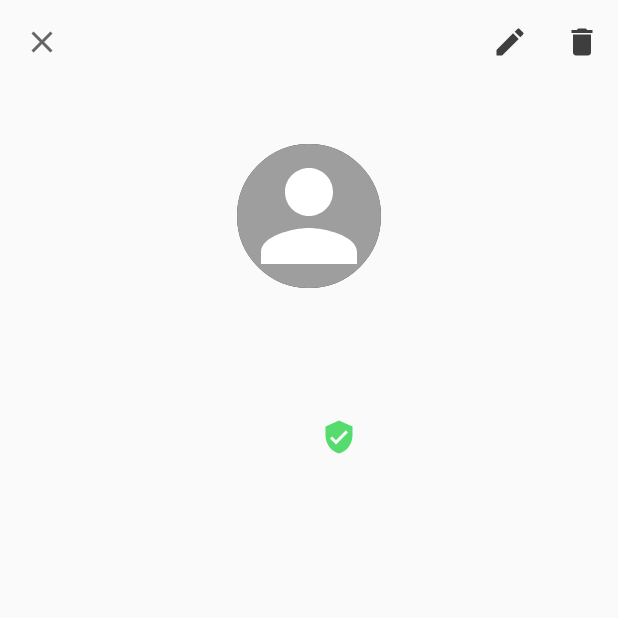
After one commit to ksinsangre/travelplan, an Android app: the AdminProfileActivity screen opened directly, with no data from a screen before it, on a phone screen of 412 x 824 dp, the top half of it. The commit adds this screen. Run offline under Robolectric (Android 15) with nearby library versions, the phone set to English and light mode, and no system bars; our stand-ins replace CircleImageView, Firebase (no records; nobody signed in at launch, a user with empty details on screens opened directly); pictures from the network do not load; 1 statement that could not run was skipped.

Commit message:
admin: edit and delete users

```diff
--- a/app/src/main/kotlin/com/nelsito/travelplan/domain/UserRepository.kt
+++ b/app/src/main/kotlin/com/nelsito/travelplan/domain/UserRepository.kt
@@ -3,9 +3,12 @@ package com.nelsito.travelplan.domain
 import com.nelsito.travelplan.domain.users.LoggedInUser
 import com.nelsito.travelplan.domain.users.TravelUser
 import com.nelsito.travelplan.infra.UserResponse
+import com.nelsito.travelplan.user.list.UserListItem
 
 interface UserRepository {
     suspend fun loadUser(): TravelUser
     fun getCurrentUser(): LoggedInUser
     suspend fun getUserList(): List<UserResponse>
+    suspend fun update(user: UserListItem)
+    suspend fun deleteUser(user: UserListItem)
 }
--- a/app/src/main/kotlin/com/nelsito/travelplan/infra/UserAdminResponse.kt
+++ b/app/src/main/kotlin/com/nelsito/travelplan/infra/UserAdminResponse.kt
@@ -2,4 +2,4 @@ package com.nelsito.travelplan.infra
 
 data class UserAdminResponse(val users: List<UserResponse>)
 
-data class UserResponse(val uid: String, val email:String, val displayName: String, val role: String, val lastSignInTime: String, val creationTime: String)
+data class UserResponse(val uid: String, val email:String, val displayName: String, val role: String)
--- /dev/null
+++ b/app/src/main/kotlin/com/nelsito/travelplan/user/admin/AdminProfileActivity.kt
@@ -0,0 +1,148 @@
+package com.nelsito.travelplan.user.admin
+
+import android.app.Activity
+import android.content.DialogInterface
+import android.content.Intent
+import android.os.Bundle
+import android.util.Log
+import android.view.Menu
+import android.view.MenuItem
+import android.view.View
+import androidx.appcompat.app.AppCompatActivity
+import com.bumptech.glide.Glide
+import com.google.android.material.dialog.MaterialAlertDialogBuilder
+import com.google.firebase.ktx.Firebase
+import com.google.firebase.storage.FirebaseStorage
+import com.google.firebase.storage.ktx.storage
+import com.nelsito.travelplan.R
+import com.nelsito.travelplan.infra.InfraProvider
+import com.nelsito.travelplan.user.list.UserListActivity
+import com.nelsito.travelplan.user.list.UserListItem
+import kotlinx.android.synthetic.main.activity_admin_profile.*
+import kotlinx.android.synthetic.main.activity_profile.*
+import kotlinx.android.synthetic.main.activity_profile.img_avatar
+import kotlinx.android.synthetic.main.activity_profile.toolbar
+import kotlinx.android.synthetic.main.activity_profile.txt_email
+import kotlinx.android.synthetic.main.activity_profile.txt_username
+import kotlinx.android.synthetic.main.activity_trip_detail.*
+import kotlinx.android.synthetic.main.activity_user_list.*
+import kotlinx.coroutines.CoroutineScope
+import kotlinx.coroutines.Dispatchers
+import kotlinx.coroutines.Job
+import kotlinx.coroutines.launch
+import kotlin.coroutines.CoroutineContext
+
+
+class AdminProfileActivity : AppCompatActivity(), AdminProfileView, CoroutineScope {
+
+    private lateinit var presenter: AdminProfilePresenter
+
+    private lateinit var job: Job
+    override val coroutineContext: CoroutineContext
+        get() = job + Dispatchers.Main
+
+    override fun onCreate(savedInstanceState: Bundle?) {
+        super.onCreate(savedInstanceState)
+        setContentView(R.layout.activity_admin_profile)
+
+        setSupportActionBar(toolbar)
+        title = ""
+        with(supportActionBar!!) {
+            setHomeAsUpIndicator(R.drawable.ic_close_black_24dp)
+            setDisplayHomeAsUpEnabled(true)
+            setDisplayShowHomeEnabled(true)
+        }
+        toolbar.setOnMenuItemClickListener { menuItem: MenuItem ->
+            when(menuItem.itemId) {
+                R.id.menu_edit -> {
+                    presenter.editUser()
+                    true
+                }
+                R.id.menu_delete -> {
+                    deleteUser()
+                    true
+                }
+                else -> false
+            }
+        }
+        job = Job()
+
+        val user = intent.getParcelableExtra<UserListItem>("USER")
+        if (user == null) {
+            Log.e("Admin", "user is null")
+            finish()
+        } else {
+            showUserData(user)
+        }
+
+        presenter = AdminProfilePresenter(user, this, InfraProvider.provideUserRepository())
+    }
+
+    override fun onCreateOptionsMenu(menu: Menu?): Boolean {
+        menuInflater.inflate(R.menu.menu_detail_black, menu)
+        return super.onCreateOptionsMenu(menu)
+    }
+
+    override fun onDestroy() {
+        super.onDestroy()
+
+        job.cancel()
+    }
+
+    private fun deleteUser() {
+        MaterialAlertDialogBuilder(this)
+            .setTitle("Delete User")
+            .setMessage("Are you sure you want to delete this user?")
+            .setPositiveButton("Delete") { dialogInterface: DialogInterface, _: Int ->
+                dialogInterface.dismiss()
+                launch {
+                    presenter.deleteTrip()
+                }
+            }
+            .setNegativeButton("Cancel") { dialogInterface: DialogInterface, _: Int ->
+                dialogInterface.dismiss()
+            }
+            .show()
+    }
+
+    private fun showUserData(user: UserListItem) {
+        txt_username.text = user.username
+        txt_email.text = user.email
+
+        if (user.photoUrl.isNotEmpty()) {
+            Glide.with(this).load(user.photoUrl).centerCrop()
+                .placeholder(getDrawable(R.drawable.ic_person_white_24dp)).into(img_avatar)
+        }
+
+        when(user.role) {
+            "admin" -> lbl_admin.visibility = View.VISIBLE
+            "manger" -> lbl_manager.visibility = View.VISIBLE
+        }
+    }
+
+    override fun onSupportNavigateUp(): Boolean {
+        onBackPressed()
+        return true
+    }
+
+    override fun editUser(user: UserListItem) {
+        val intent = Intent(this, EditUserActivity::class.java)
+        intent.putExtra("USER", user)
+        startActivityForResult(intent, UserListActivity.EDIT_REQ_CODE)
+    }
+
+    override fun userDeleted() {
+        setResult(Activity.RESULT_OK)
+        finish()
+    }
+
+    override fun onActivityResult(requestCode: Int, resultCode: Int, data: Intent?) {
+        super.onActivityResult(requestCode, resultCode, data)
+        if (requestCode == UserListActivity.EDIT_REQ_CODE) {
+            if (resultCode == Activity.RESULT_OK) {
+                setResult(RESULT_OK)
+                finish()
+            }
+        }
+    }
+}
--- a/app/src/main/kotlin/com/nelsito/travelplan/user/list/UserDiffCallback.kt
+++ b/app/src/main/kotlin/com/nelsito/travelplan/user/list/UserDiffCallback.kt
@@ -8,6 +8,8 @@ class UserDiffCallback : DiffUtil.ItemCallback<UserListItem>(){
     }
 
     override fun areContentsTheSame(oldItem: UserListItem, newItem: UserListItem): Boolean {
-        return oldItem.email == newItem.email
+        return oldItem.email == newItem.email &&
+                oldItem.username == newItem.username &&
+                oldItem.role == newItem.role
     }
 }
--- a/app/src/main/kotlin/com/nelsito/travelplan/user/list/UserListItem.kt
+++ b/app/src/main/kotlin/com/nelsito/travelplan/user/list/UserListItem.kt
@@ -1,9 +1,13 @@
 package com.nelsito.travelplan.user.list
 
+import android.os.Parcelable
+import kotlinx.android.parcel.Parcelize
+
+@Parcelize
 data class UserListItem(
     val uid: String,
     val username: String,
     val email: String,
     val photoUrl: String,
     val role: String
-)
+) : Parcelable
--- /dev/null
+++ b/app/src/main/res/drawable/ic_delete_black_24dp.xml
@@ -0,0 +1,5 @@
+<vector android:height="24dp" android:tint="#3E3E3E"
+    android:viewportHeight="24.0" android:viewportWidth="24.0"
+    android:width="24dp" xmlns:android="http://schemas.android.com/apk/res/android">
+    <path android:fillColor="#FF000000" android:pathData="M6,19c0,1.1 0.9,2 2,2h8c1.1,0 2,-0.9 2,-2V7H6v12zM19,4h-3.5l-1,-1h-5l-1,1H5v2h14V4z"/>
+</vector>
--- /dev/null
+++ b/app/src/main/res/drawable/ic_edit_black_24dp.xml
@@ -0,0 +1,6 @@
+<vector android:height="24dp" android:tint="#3E3E3E"
+    android:viewportHeight="24.0" android:viewportWidth="24.0"
+    android:width="24dp" xmlns:android="http://schemas.android.com/apk/res/android">
+    <path android:fillColor="#FF000000"
+        android:pathData="M3,17.25V21h3.75L17.81,9.94l-3.75,-3.75L3,17.25zM20.71,7.04c0.39,-0.39 0.39,-1.02 0,-1.41l-2.34,-2.34c-0.39,-0.39 -1.02,-0.39 -1.41,0l-1.83,1.83 3.75,3.75 1.83,-1.83z"/>
+</vector>
--- /dev/null
+++ b/app/src/main/res/layout/activity_admin_profile.xml
@@ -0,0 +1,128 @@
+<?xml version="1.0" encoding="utf-8"?>
+<androidx.coordinatorlayout.widget.CoordinatorLayout xmlns:android="http://schemas.android.com/apk/res/android"
+    xmlns:app="http://schemas.android.com/apk/res-auto"
+    xmlns:tools="http://schemas.android.com/tools"
+    android:layout_width="match_parent"
+    android:layout_height="match_parent"
+    android:background="#FAFAFA"
+    tools:context=".user.ProfileActivity">
+
+    <com.google.android.material.appbar.AppBarLayout
+        android:id="@+id/appbarlayout"
+        android:layout_width="match_parent"
+        android:layout_height="wrap_content"
+        android:background="#FAFAFA"
+        android:fitsSystemWindows="true"
+        app:liftOnScroll="true">
+
+        <com.google.android.material.appbar.MaterialToolbar
+            android:id="@+id/toolbar"
+            style="@style/Widget.MaterialComponents.Toolbar.Surface"
+            android:layout_width="match_parent"
+            android:layout_height="?attr/actionBarSize"
+            android:background="#FAFAFA"
+            app:fontFamily="@font/roboto_mono"
+            app:popupTheme="@style/AppTheme.PopupOverlay" />
+    </com.google.android.material.appbar.AppBarLayout>
+
+    <androidx.constraintlayout.widget.ConstraintLayout
+        android:layout_width="match_parent"
+        android:layout_height="match_parent"
+        tools:context=".user.ProfileActivity">
+
+        <de.hdodenhof.circleimageview.CircleImageView
+            android:id="@+id/img_avatar"
+            android:layout_width="96dp"
+            android:layout_height="96dp"
+            android:layout_centerInParent="true"
+            android:layout_marginTop="96dp"
+            android:background="@drawable/circle_background"
+            android:src="@drawable/ic_person_white_24dp"
+            app:civ_border_color="@color/colorPrimary"
+            app:civ_border_width="2dp"
+            app:layout_constraintEnd_toEndOf="parent"
+            app:layout_constraintStart_toStartOf="parent"
+            app:layout_constraintTop_toTopOf="parent" />
+
+        <com.google.android.material.textview.MaterialTextView
+            android:id="@+id/txt_username"
+            style="@style/TextAppearance.MaterialComponents.Headline4"
+            android:layout_width="0dp"
+            android:layout_height="wrap_content"
+            android:gravity="center"
+            android:layout_marginTop="32dp"
+            app:fontFamily="@font/roboto_mono"
+            app:layout_constraintEnd_toEndOf="parent"
+            app:layout_constraintStart_toStartOf="parent"
+            app:layout_constraintTop_toBottomOf="@+id/img_avatar"
+            tools:text="Nelson Puglisi" />
+
+        <com.google.android.material.textview.MaterialTextView
+            android:id="@+id/txt_email"
+            style="@style/TextAppearance.MaterialComponents.Headline6"
+            android:layout_width="wrap_content"
+            android:layout_height="wrap_content"
+            android:gravity="center"
+            android:layout_marginTop="8dp"
+            app:fontFamily="@font/roboto_mono"
+            app:layout_constraintEnd_toEndOf="parent"
+            app:layout_constraintStart_toStartOf="parent"
+            app:layout_constraintTop_toBottomOf="@+id/txt_username"
+            tools:text="nelson.puglisi@gmail.com" />
+
+        <com.google.android.material.textview.MaterialTextView
+            android:id="@+id/lbl_admin"
+            android:visibility="gone"
+            tools:visibility="visible"
+            android:layout_width="wrap_content"
+            android:layout_height="wrap_content"
+            android:background="@drawable/red_filled_rounded_textview"
+            android:textColor="#FAFAFA"
+            style="@style/TextAppearance.MaterialComponents.Caption"
+            android:textSize="8sp"
+            android:text="ADMIN"
+            android:padding="4dp"
+            android:layout_marginTop="16dp"
+            app:layout_constraintTop_toBottomOf="@id/txt_email"
+            app:layout_constraintLeft_toLeftOf="@id/txt_username"
+            app:layout_constraintRight_toRightOf="@+id/txt_username"
+            />
+        <com.google.android.material.textview.MaterialTextView
+            android:id="@+id/lbl_manager"
+            android:visibility="gone"
+            android:layout_width="wrap_content"
+            android:layout_height="wrap_content"
+            android:background="@drawable/blue_filled_rounded_textview"
+            android:textColor="#FAFAFA"
+            style="@style/TextAppearance.MaterialComponents.Caption"
+            android:textSize="8sp"
+            android:text="MANAGER"
+            android:padding="4dp"
+            android:layout_marginLeft="16dp"
+            app:layout_constraintTop_toTopOf="@id/txt_username"
+            app:layout_constraintBottom_toBottomOf="@id/txt_username"
+            app:layout_constraintLeft_toRightOf="@id/txt_username"
+            />
+
+        <ImageView
+            android:id="@+id/img_verified"
+            android:layout_marginLeft="8dp"
+            app:layout_constraintTop_toTopOf="@+id/txt_email"
+            app:layout_constraintBottom_toBottomOf="@+id/txt_email"
+            app:layout_constraintLeft_toRightOf="@+id/txt_email"
+            android:layout_width="wrap_content"
+            android:layout_height="wrap_content"
+            android:src="@drawable/ic_verified_user_black_24dp"/>
+
+        <ProgressBar
+            android:id="@+id/progress"
+            android:visibility="gone"
+            android:layout_width="wrap_content"
+            android:layout_height="wrap_content"
+            app:layout_constraintBottom_toBottomOf="@+id/txt_email"
+            app:layout_constraintEnd_toEndOf="@+id/img_avatar"
+            app:layout_constraintStart_toStartOf="@+id/img_avatar"
+            app:layout_constraintTop_toTopOf="@+id/img_avatar" />
+
+    </androidx.constraintlayout.widget.ConstraintLayout>
+</androidx.coordinatorlayout.widget.CoordinatorLayout>
--- /dev/null
+++ b/app/src/main/res/menu/menu_detail_black.xml
@@ -0,0 +1,12 @@
+<?xml version="1.0" encoding="utf-8"?>
+<menu xmlns:android="http://schemas.android.com/apk/res/android"
+    xmlns:app="http://schemas.android.com/apk/res-auto">
+    <item android:id="@+id/menu_edit"
+        app:showAsAction="always"
+        android:icon="@drawable/ic_edit_black_24dp"
+        android:title="Edit" />
+    <item android:id="@+id/menu_delete"
+        app:showAsAction="always"
+        android:title="Delete"
+        android:icon="@drawable/ic_delete_black_24dp"/>
+</menu>
```
Also changed, not shown: app/src/main/AndroidManifest.xml (+6 -1 lines), app/src/main/kotlin/com/nelsito/travelplan/infra/FirebaseUserRepository.kt (+20 -2 lines), app/src/main/kotlin/com/nelsito/travelplan/user/admin/AdminProfilePresenter.kt (added, +21 -0 lines), app/src/main/kotlin/com/nelsito/travelplan/user/admin/EditUserActivity.kt (added, +136 -0 lines), app/src/main/kotlin/com/nelsito/travelplan/user/admin/EditUserPresenter.kt (added, +52 -0 lines), app/src/main/kotlin/com/nelsito/travelplan/user/list/UserListActivity.kt (+24 -2 lines), app/src/main/kotlin/com/nelsito/travelplan/user/list/UserListAdapter.kt (+9 -4 lines), app/src/main/res/layout/activity_edit_user.xml (added, +123 -0 lines).
